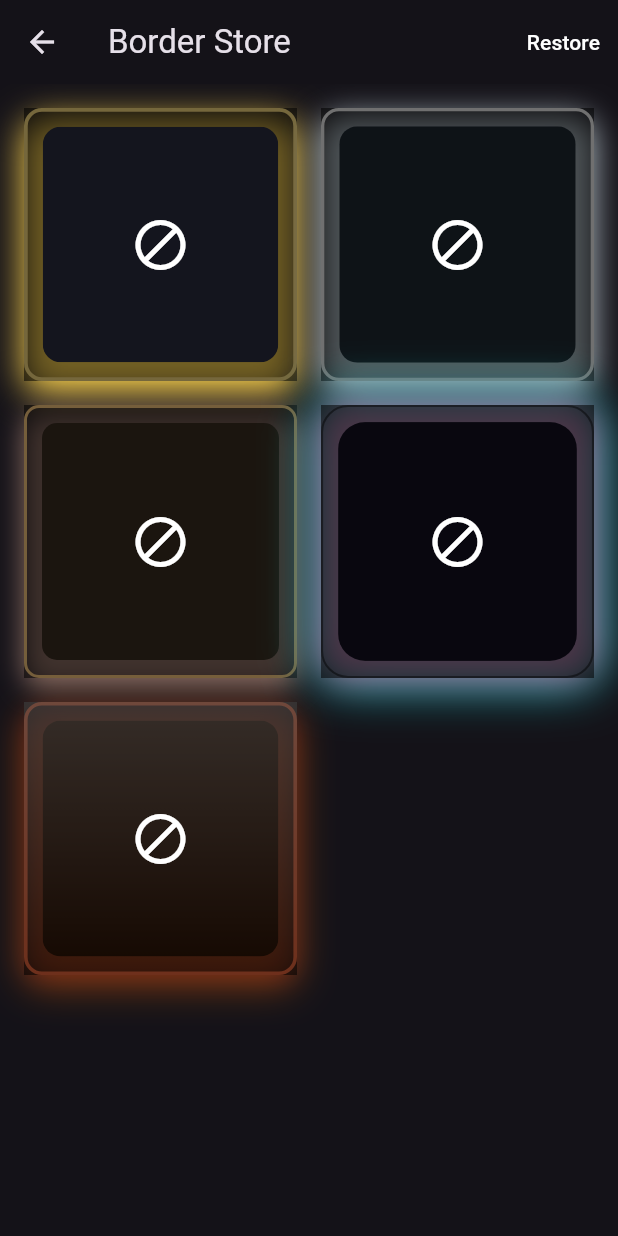
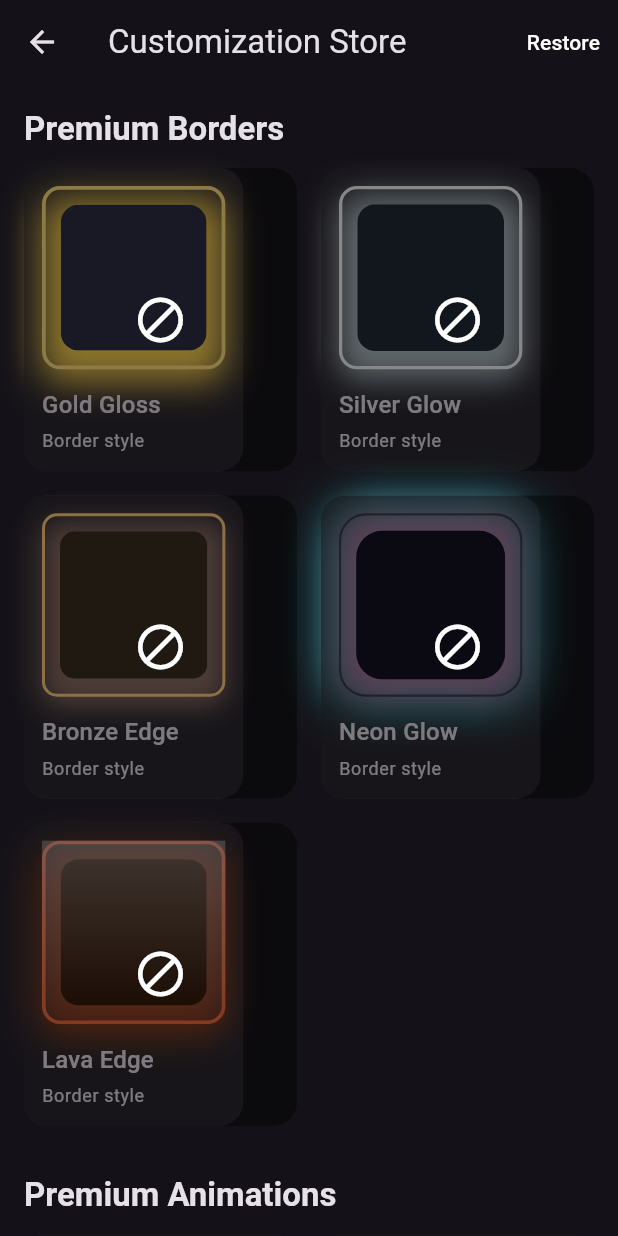
Before and after one commit to lcsouzah/word_game_app_puzzle, a Flutter app: the screen it shows after launch, after a tap on "Store", on a phone screen of 412 x 824 dp. Run offline on Flutter 3.47's test engine with Material 3 defaults, Android fonts, the phone set to English and light mode, and no system bars; our stand-ins replace audioplayers, flutter_dotenv, google_mobile_ads, in_app_purchase, shared_preferences; missing offline and left inert: games_services; project files that could hold a hidden picture were left out.

Commit message:
Extend store screen for premium animations

```diff
--- a/lib/word_slide/screens/store_screen.dart
+++ b/lib/word_slide/screens/store_screen.dart
@@ -3,6 +3,7 @@ import 'package:in_app_purchase/in_app_purchase.dart';
 import 'package:provider/provider.dart';
 
 import 'package:word_game_app/services/in_app_purchase_service.dart';
+import 'package:word_game_app/word_slide/models/tile_animation_style.dart';
 import 'package:word_game_app/word_slide/models/tile_border_style.dart';
 
 /// Simple data class that describes a border product available for purchase.
@@ -22,9 +23,24 @@ class BorderProduct {
   TileBorderStyle get style => TileBorderStyles.byId(styleId);
 }
 
-/// Screen that displays the available borders and allows the user to purchase
-/// or restore them. Purchased borders are marked with a check icon while
-/// locked borders are dimmed with a lock icon overlay.
+/// Simple data class that describes a premium animation product.
+class AnimationProduct {
+  final TileAnimationStyle style;
+  final Color backgroundColor;
+  final Color iconColor;
+
+  const AnimationProduct({
+    required this.style,
+    required this.backgroundColor,
+    required this.iconColor,
+  });
+
+  String get id => style.id;
+}
+
+/// Screen that displays the available borders and animation styles and allows
+/// the user to purchase or restore them. Purchased items are marked with a
+/// check icon while locked ones are dimmed with a lock icon overlay.
 class StoreScreen extends StatefulWidget {
   const StoreScreen({super.key});
 
@@ -63,13 +79,36 @@ class StoreScreenState extends State<StoreScreen> {
     ),
   ];
 
+  late final List<AnimationProduct> _animations;
+
   late Future<List<ProductDetails>> _productsFuture;
 
   @override
   void initState() {
     super.initState();
     final service = context.read<InAppPurchaseService>();
-    _productsFuture = service.loadProducts(_borders.map((b) => b.id).toList());
+    _animations = TileAnimationStyles.premiumStyles
+        .map(
+          (style) => AnimationProduct(
+        style: style,
+        backgroundColor: switch (style.id) {
+          'anim_teleport' => const Color(0xFF112031),
+          'anim_puff' => const Color(0xFF2B1620),
+          _ => const Color(0xFF1C1C1C),
+        },
+        iconColor: switch (style.id) {
+          'anim_teleport' => const Color(0xFF64FFDA),
+          'anim_puff' => const Color(0xFFFFB4A2),
+          _ => Colors.white,
+        },
+      ),
+    )
+        .toList(growable: false);
+    final productIds = <String>{
+      for (final border in _borders) border.id,
+      for (final animation in _animations) animation.id,
+    };
+    _productsFuture = service.loadProducts(productIds.toList());
   }
 
   @override
@@ -78,7 +117,7 @@ class StoreScreenState extends State<StoreScreen> {
 
     return Scaffold(
       appBar: AppBar(
-        title: const Text('Border Store'),
+        title: const Text('Customization Store'),
         actions: [
           TextButton(
             onPressed: service.restorePurchases,
@@ -97,65 +136,51 @@ class StoreScreenState extends State<StoreScreen> {
             for (final p in snapshot.data ?? <ProductDetails>[]) p.id: p
           };
 
-          return GridView.builder(
+          return ListView(
             padding: const EdgeInsets.all(16),
-            gridDelegate: const SliverGridDelegateWithFixedCrossAxisCount(
-              crossAxisCount: 2,
-              mainAxisSpacing: 16,
-              crossAxisSpacing: 16,
-            ),
+            children: [
+              const _SectionHeader(title: 'Premium Borders'),
+              const SizedBox(height: 12),
+              _StoreGrid(
                 itemCount: _borders.length,
                 itemBuilder: (context, index) {
                   final border = _borders[index];
-              final owned = service.purchasedBorderIds.contains(border.id);
+                  final owned = service.isProductPurchased(border.id);
                   final product = products[border.id];
-
-              return GestureDetector(
-                onTap: owned || product == null
+                  return _StoreProductCard(
+                    preview: _BorderPreview(border: border),
+                    title: border.style.displayName,
+                    subtitle: 'Border style',
+                    owned: owned,
+                    product: product,
+                    onTap: product == null
                         ? null
                         : () => service.buy(product),
-                child: Stack(
-                  clipBehavior: Clip.none,
-                  children: [
-                    _BorderPreview(border: border),
-                    if (!owned)
-                      Positioned.fill(
-                        child: Container(
-                          color: Colors.black54,
-                          child: Center(
-                            child: Icon(
-                              product == null ? Icons.block : Icons.lock,
-                              color: Colors.white,
-                              size: 40,
+                  );
+                },
               ),
-                          ),
-                        ),
-                      ),
-                    if (owned)
-                      const Positioned(
-                        top: 8,
-                        right: 8,
-                        child: Icon(Icons.check_circle, color: Colors.greenAccent),
-                      )
-                    else if (product != null)
-                      Positioned(
-                        bottom: 8,
-                        left: 8,
-                        right: 8,
-                        child: Container(
-                          color: Colors.black87,
-                          padding: const EdgeInsets.symmetric(vertical: 4),
-                          child: Text(
-                            product.price,
-                            textAlign: TextAlign.center,
-                            style: const TextStyle(color: Colors.white),
-                          ),
-                        ),
+              const SizedBox(height: 32),
+              const _SectionHeader(title: 'Premium Animations'),
+              const SizedBox(height: 12),
+              _StoreGrid(
+                itemCount: _animations.length,
+                itemBuilder: (context, index) {
+                  final animation = _animations[index];
+                  final owned = service.isProductPurchased(animation.id);
+                  final product = products[animation.id];
+                  return _StoreProductCard(
+                    preview: _AnimationPreview(product: animation),
+                    title: animation.style.displayName,
+                    subtitle: animation.style.description,
+                    owned: owned,
+                    product: product,
+                    onTap: product == null
+                        ? null
+                        : () => service.buy(product),
+                  );
+                },
               ),
             ],
-                ),
-              );
-            },
           );
         },
       ),
@@ -177,8 +202,7 @@ class _BorderPreview extends StatelessWidget {
     );
     final borderRadius = decoration.borderRadius ?? BorderRadius.circular(12);
 
-    return Positioned.fill(
-      child: Container(
+    return Container(
       decoration: BoxDecoration(
         borderRadius: borderRadius,
         gradient: decoration.gradient,
@@ -194,7 +218,195 @@ class _BorderPreview extends StatelessWidget {
           child: Container(color: border.previewTileColor),
         ),
       ),
+    );
+  }
+}
+
+class _AnimationPreview extends StatelessWidget {
+  final AnimationProduct product;
+
+  const _AnimationPreview({required this.product});
+
+  @override
+  Widget build(BuildContext context) {
+    return Container(
+      decoration: BoxDecoration(
+        borderRadius: BorderRadius.circular(12),
+        gradient: LinearGradient(
+          colors: [
+            product.backgroundColor,
+            Color.alphaBlend(Colors.white10, product.backgroundColor),
+          ],
+          begin: Alignment.topLeft,
+          end: Alignment.bottomRight,
         ),
+      ),
+      child: Center(
+        child: Icon(
+          product.style.icon,
+          size: 52,
+          color: product.iconColor,
+        ),
+      ),
+    );
+  }
+}
+
+class _StoreGrid extends StatelessWidget {
+  final int itemCount;
+  final Widget Function(BuildContext, int) itemBuilder;
+
+  const _StoreGrid({
+    required this.itemCount,
+    required this.itemBuilder,
+  });
+
+  @override
+  Widget build(BuildContext context) {
+    return GridView.builder(
+      shrinkWrap: true,
+      physics: const NeverScrollableScrollPhysics(),
+      gridDelegate: const SliverGridDelegateWithFixedCrossAxisCount(
+        crossAxisCount: 2,
+        mainAxisSpacing: 16,
+        crossAxisSpacing: 16,
+        childAspectRatio: 0.9,
+      ),
+      itemCount: itemCount,
+      itemBuilder: itemBuilder,
+    );
+  }
+}
+
+class _StoreProductCard extends StatelessWidget {
+  final Widget preview;
+  final String title;
+  final String? subtitle;
+  final bool owned;
+  final ProductDetails? product;
+  final VoidCallback? onTap;
+
+  const _StoreProductCard({
+    required this.preview,
+    required this.title,
+    this.subtitle,
+    required this.owned,
+    required this.product,
+    this.onTap,
+  });
+
+  @override
+  Widget build(BuildContext context) {
+    final theme = Theme.of(context);
+    final borderRadius = BorderRadius.circular(16);
+    final price = product?.price;
+
+    return GestureDetector(
+      onTap: owned || product == null || onTap == null ? null : onTap,
+      child: Stack(
+        children: [
+          Container(
+            decoration: BoxDecoration(
+              color: theme.colorScheme.surfaceVariant.withOpacity(0.4),
+              borderRadius: borderRadius,
+            ),
+            padding: const EdgeInsets.all(12),
+            child: Column(
+              crossAxisAlignment: CrossAxisAlignment.start,
+              children: [
+                Expanded(
+                  child: AspectRatio(
+                    aspectRatio: 1,
+                    child: preview,
+                  ),
+                ),
+                const SizedBox(height: 12),
+                Text(
+                  title,
+                  style: theme.textTheme.titleMedium,
+                  maxLines: 1,
+                  overflow: TextOverflow.ellipsis,
+                ),
+                if (subtitle != null) ...[
+                  const SizedBox(height: 4),
+                  Text(
+                    subtitle!,
+                    style: theme.textTheme.bodySmall,
+                    maxLines: 2,
+                    overflow: TextOverflow.ellipsis,
+                  ),
+                ],
+              ],
+            ),
+          ),
+          if (!owned)
+            Positioned.fill(
+              child: ClipRRect(
+                borderRadius: borderRadius,
+                child: Container(
+                  color: Colors.black45,
+                  child: Center(
+                    child: Icon(
+                      product == null ? Icons.block : Icons.lock,
+                      color: Colors.white,
+                      size: 36,
+                    ),
+                  ),
+                ),
+              ),
+            ),
+          if (owned)
+            Positioned(
+              top: 8,
+              right: 8,
+              child: Container(
+                decoration: BoxDecoration(
+                  color: Colors.green.shade400,
+                  shape: BoxShape.circle,
+                ),
+                padding: const EdgeInsets.all(4),
+                child: const Icon(
+                  Icons.check,
+                  color: Colors.white,
+                  size: 18,
+                ),
+              ),
+            )
+          else if (price != null)
+            Positioned(
+              bottom: 8,
+              left: 12,
+              right: 12,
+              child: Container(
+                decoration: BoxDecoration(
+                  color: Colors.black87,
+                  borderRadius: BorderRadius.circular(20),
+                ),
+                padding: const EdgeInsets.symmetric(vertical: 4, horizontal: 8),
+                child: Text(
+                  price,
+                  textAlign: TextAlign.center,
+                  style: const TextStyle(color: Colors.white),
+                ),
+              ),
+            ),
+        ],
+      ),
+    );
+  }
+}
+
+class _SectionHeader extends StatelessWidget {
+  final String title;
+
+  const _SectionHeader({required this.title});
+
+  @override
+  Widget build(BuildContext context) {
+    final theme = Theme.of(context);
+    return Text(
+      title,
+      style: theme.textTheme.titleLarge?.copyWith(fontWeight: FontWeight.w600),
     );
   }
 }
```
Lines whose indentation alone changed are shown as unchanged.
